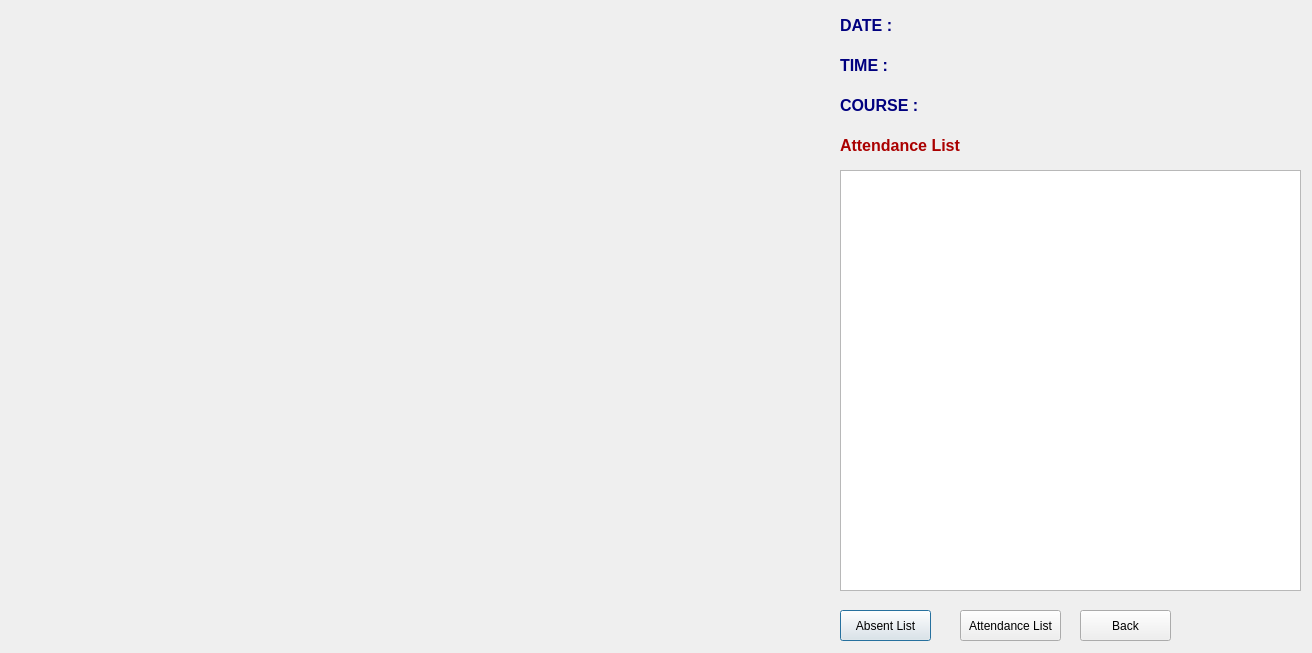
FahimAdnan2100/Automatic-Attendance-System, file Face_Detection_PyQt_Final/outputwindow2.ui: the form before one commit.
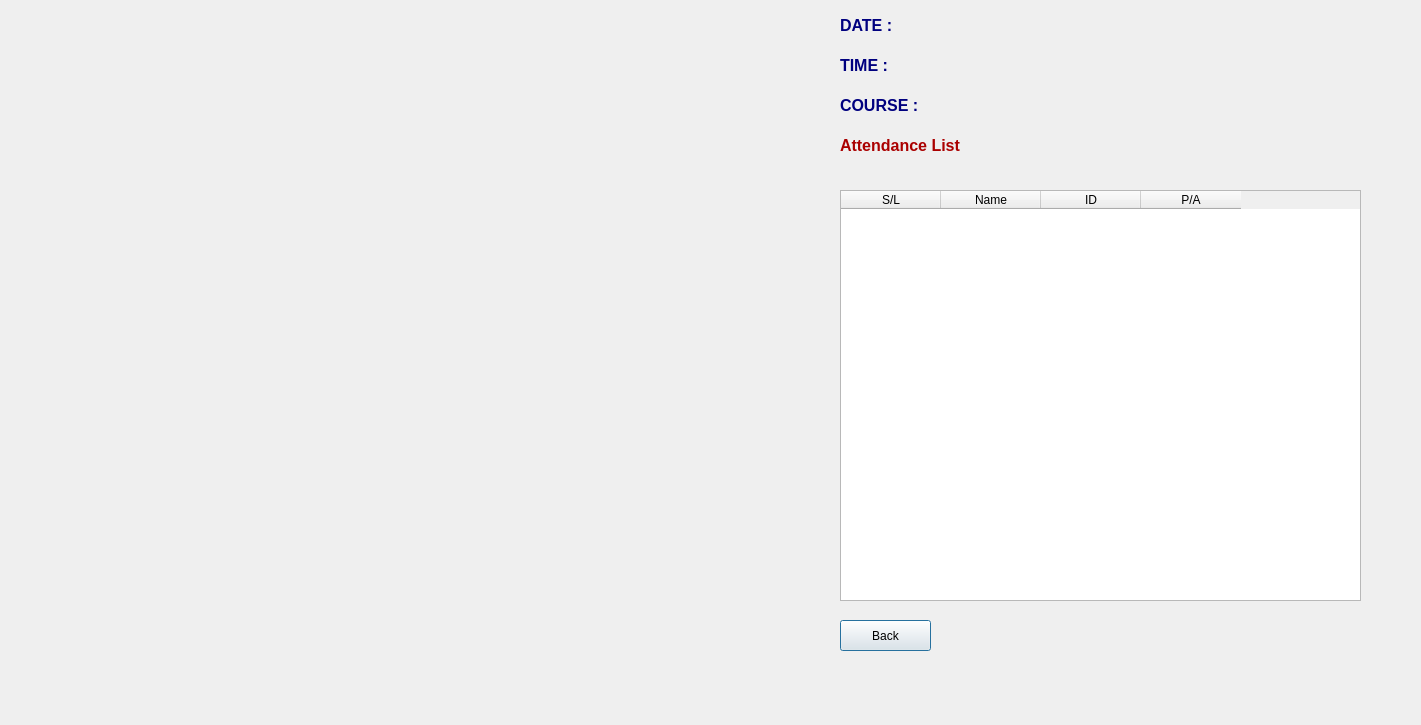
The form after the commit. Icons and pictures are not drawn.

Diff of the .ui file:
```diff
--- a/Face_Detection_PyQt_Final/outputwindow2.ui
+++ b/Face_Detection_PyQt_Final/outputwindow2.ui
@@ -6,8 +6,8 @@
    <rect>
     <x>0</x>
     <y>0</y>
-    <width>1312</width>
-    <height>653</height>
+    <width>1421</width>
+    <height>725</height>
    </rect>
   </property>
   <property name="windowTitle">
@@ -20,8 +20,8 @@
   <widget class="QLabel" name="imgLabel5">
    <property name="geometry">
     <rect>
-     <x>50</x>
-     <y>40</y>
+     <x>40</x>
+     <y>50</y>
      <width>640</width>
      <height>480</height>
     </rect>
@@ -65,19 +65,6 @@
     <string>Attendance List</string>
    </property>
   </widget>
-  <widget class="QListWidget" name="listWidget">
-   <property name="geometry">
-    <rect>
-     <x>840</x>
-     <y>170</y>
-     <width>461</width>
-     <height>421</height>
-    </rect>
-   </property>
-   <property name="styleSheet">
-    <string notr="true">color: rgb(0, 0, 255);</string>
-   </property>
-  </widget>
   <widget class="QLabel" name="label_2">
    <property name="geometry">
     <rect>
@@ -148,24 +135,11 @@
     <string>TIME :</string>
    </property>
   </widget>
-  <widget class="QPushButton" name="pushButton">
-   <property name="geometry">
-    <rect>
-     <x>840</x>
-     <y>610</y>
-     <width>91</width>
-     <height>31</height>
-    </rect>
-   </property>
-   <property name="text">
-    <string>Absent List</string>
-   </property>
-  </widget>
   <widget class="QPushButton" name="pushButton_2">
    <property name="geometry">
     <rect>
-     <x>1080</x>
-     <y>610</y>
+     <x>840</x>
+     <y>620</y>
      <width>91</width>
      <height>31</height>
     </rect>
@@ -174,19 +148,95 @@
     <string>Back</string>
    </property>
   </widget>
-  <widget class="QPushButton" name="pushButton_3">
+  <widget class="QLabel" name="label_5">
    <property name="geometry">
     <rect>
-     <x>960</x>
-     <y>610</y>
-     <width>101</width>
+     <x>30</x>
+     <y>570</y>
+     <width>221</width>
      <height>31</height>
     </rect>
    </property>
    <property name="text">
-    <string>Attendance List</string>
+    <string/>
    </property>
   </widget>
+  <widget class="QLabel" name="label_6">
+   <property name="geometry">
+    <rect>
+     <x>280</x>
+     <y>570</y>
+     <width>221</width>
+     <height>31</height>
+    </rect>
+   </property>
+   <property name="font">
+    <font>
+     <pointsize>12</pointsize>
+     <weight>75</weight>
+     <bold>true</bold>
+    </font>
+   </property>
+   <property name="styleSheet">
+    <string notr="true">color: rgb(0, 0, 127);</string>
+   </property>
+   <property name="text">
+    <string/>
+   </property>
+  </widget>
+  <widget class="QLabel" name="label_7">
+   <property name="geometry">
+    <rect>
+     <x>530</x>
+     <y>580</y>
+     <width>221</width>
+     <height>31</height>
+    </rect>
+   </property>
+   <property name="font">
+    <font>
+     <pointsize>12</pointsize>
+     <weight>75</weight>
+     <bold>true</bold>
+    </font>
+   </property>
+   <property name="styleSheet">
+    <string notr="true">color: rgb(0, 0, 127);</string>
+   </property>
+   <property name="text">
+    <string/>
+   </property>
+  </widget>
+  <widget class="QTableWidget" name="tableWidget">
+   <property name="geometry">
+    <rect>
+     <x>840</x>
+     <y>190</y>
+     <width>521</width>
+     <height>411</height>
+    </rect>
+   </property>
+   <column>
+    <property name="text">
+     <string>S/L</string>
+    </property>
+   </column>
+   <column>
+    <property name="text">
+     <string>Name</string>
+    </property>
+   </column>
+   <column>
+    <property name="text">
+     <string>ID</string>
+    </property>
+   </column>
+   <column>
+    <property name="text">
+     <string>P/A</string>
+    </property>
+   </column>
+  </widget>
  </widget>
  <resources/>
  <connections/>
```
Left out of the diff: 10 changed lines with no effect on the pictures.
